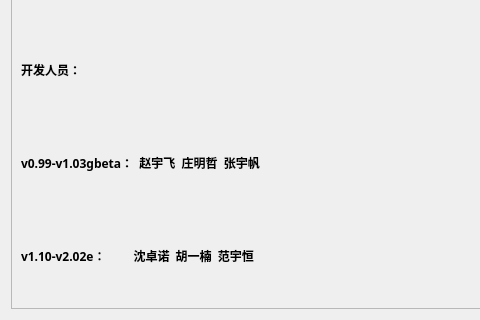
Before: the Qt Designer form AboutDialog.ui in hackermmzz/new-aoe, drawn with Qt 5; both pictures show x 0 to 480 and y 180 to 500 of the 600 by 500 pixel window.
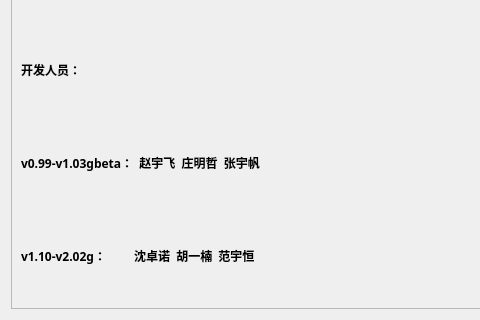
After: the same form once the commit is applied.

Diff of the .ui file:
```diff
--- a/AboutDialog.ui
+++ b/AboutDialog.ui
@@ -109,7 +109,7 @@
           </font>
          </property>
          <property name="text">
-          <string>v1.10-v2.02e：         沈卓诺  胡一楠  范宇恒</string>
+          <string>v1.10-v2.02g：         沈卓诺  胡一楠  范宇恒</string>
          </property>
         </widget>
        </item>
```
